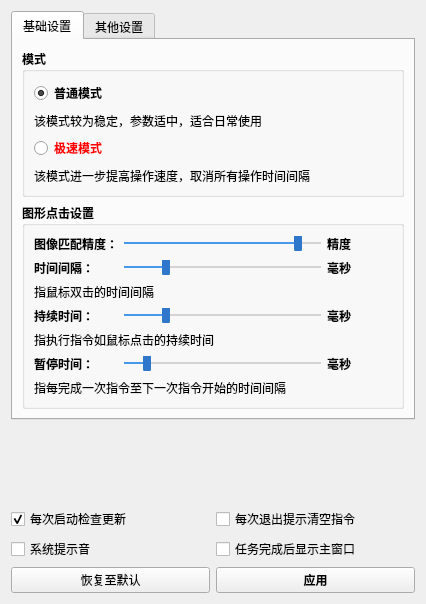
Qt form 窗体/setting.ui (FsterThanLight/automatic_clicker_2) before a commit.
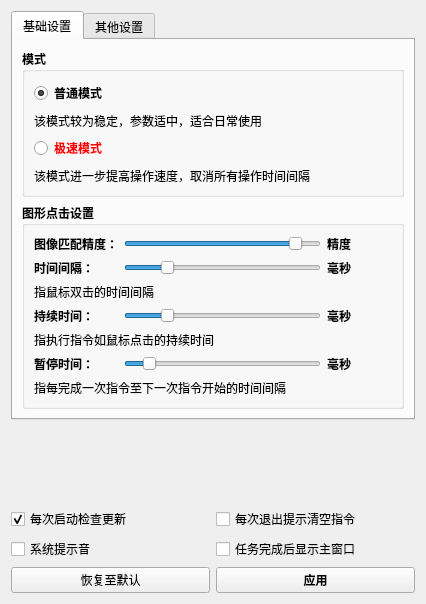
The same form after that commit. Icons and pictures are not drawn.

Diff of the .ui file:
```diff
--- a/窗体/setting.ui
+++ b/窗体/setting.ui
@@ -23,22 +23,7 @@
     <normaloff>:/按钮图标/窗体/res/图标.png</normaloff>:/按钮图标/窗体/res/图标.png</iconset>
   </property>
   <property name="styleSheet">
-   <string notr="true">QSlider::groove:horizontal {
-            border: none;
-            height: 2px;
-            background-color: lightgray;
-        }
-
-        QSlider::handle:horizontal {
-            background-color: #2f77cb;
-            width: 8px;
-            margin: -9px 0px -9px 0px;
-            border-radius: 4px;
-        }
-
-        QSlider::sub-page:horizontal {
-            background-color: #4898ec;
-        }</string>
+   <string notr="true"/>
   </property>
   <layout class="QVBoxLayout" name="verticalLayout_3">
    <item>
```
